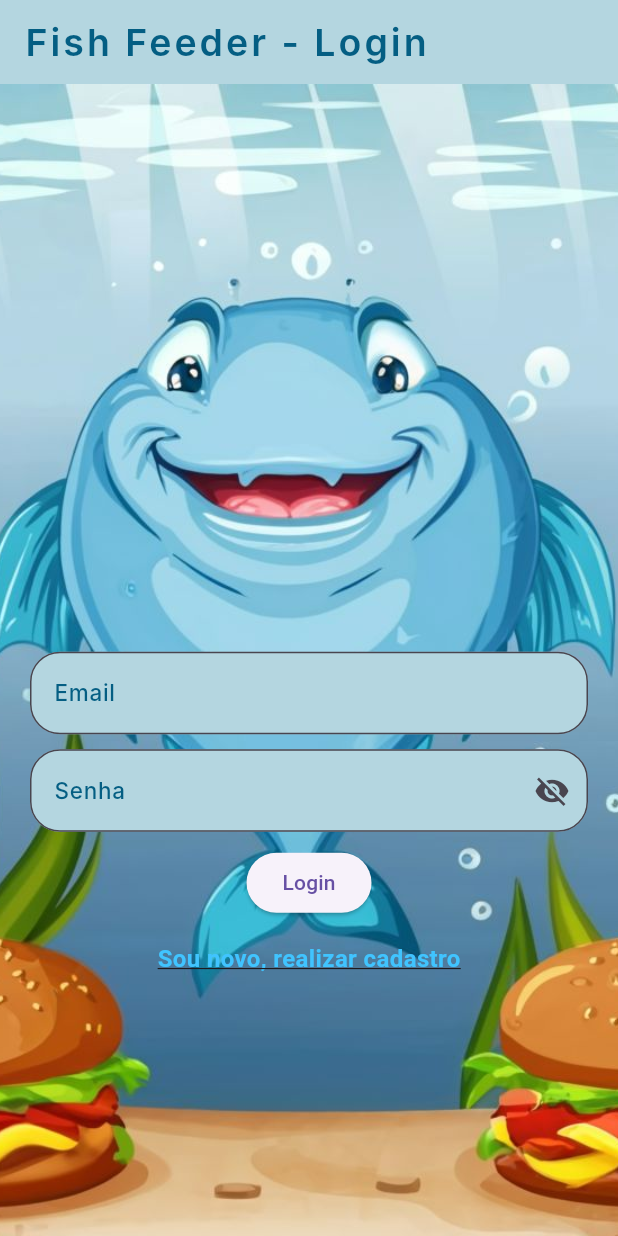
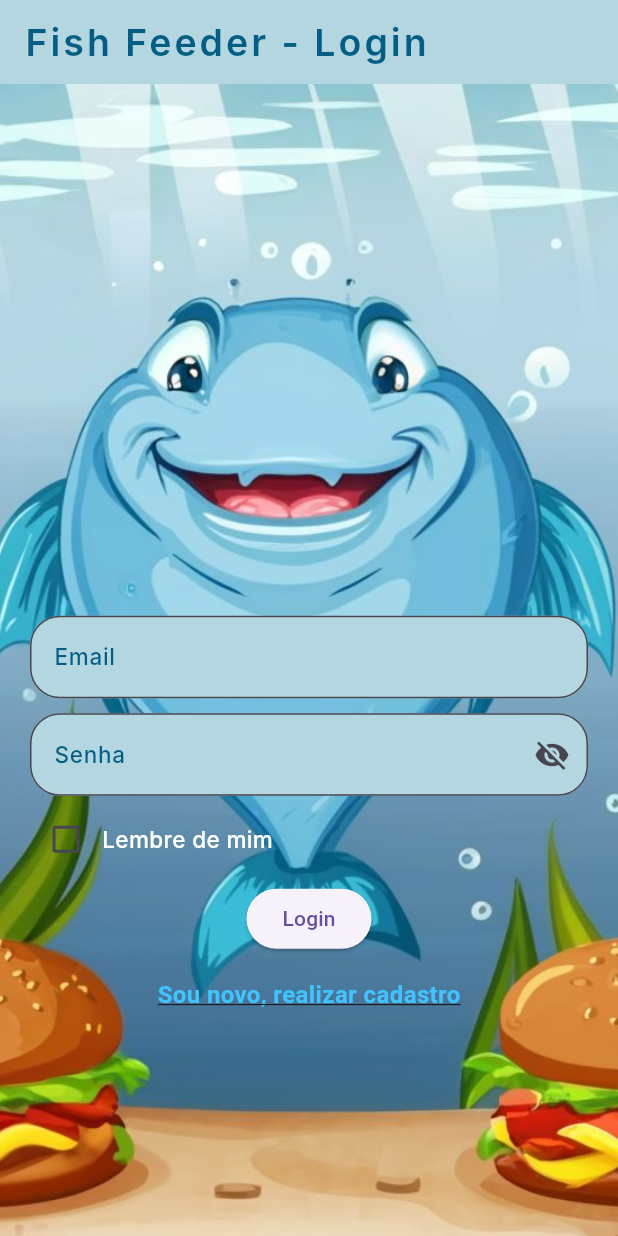
Before and after one commit to sabrinahelena/fish-feeder, a Flutter app: the screen it shows after launch, on a phone screen of 412 x 824 dp. Run offline on Flutter 3.47's test engine with Material 3 defaults, Android fonts, the phone set to English and light mode, and no system bars; Roboto replaces fonts that are missing (Inter).

Commit message:
adição do check box lembre de mim

```diff
--- a/lib/telalogin.dart
+++ b/lib/telalogin.dart
@@ -53,6 +53,7 @@ class telaperfil extends StatefulWidget {
 class _telaloginState extends State<telalogin> {
   // Definindo um estado para controlar a visibilidade da senha
   bool _isPasswordVisible = false;
+  bool _rememberMe = false; // Estado para controlar o estado do checkbox
 
   @override
   Widget build(BuildContext context) {
@@ -153,6 +154,29 @@ class _telaloginState extends State<telalogin> {
                 ),
                 obscureText: !_isPasswordVisible, // Oculta a senha se _isPasswordVisible for false
               ),
+            ),
+            // Checkbox "Lembre de mim"
+            Row(
+              children: [
+                Checkbox(
+                  value: _rememberMe,
+                  onChanged: (value) {
+                    setState(() {
+                      _rememberMe = value!;
+                    });
+                  },
+                  activeColor: Color(0xFFEFAA4F), // Alterando a cor do checkbox selecionado
+                ),
+                Text(
+                  'Lembre de mim',
+                  style: TextStyle(
+                    color: Colors.white, // Alterando a cor do texto para branco
+                    fontFamily: 'Inter',
+                    fontSize: 15,
+                    fontWeight: FontWeight.w500,
+                  ),
+                ),
+              ],
             ),
             // Botão de login
             Container(
--- a/pubspec.yaml
+++ b/pubspec.yaml
@@ -14,6 +14,7 @@ dependencies:
 
 
   cupertino_icons: ^1.0.6
+  shared_preferences: ^2.2.3
 
 dev_dependencies:
   flutter_test:
```
Also changed, not shown: pubspec.lock, 1 other file.
